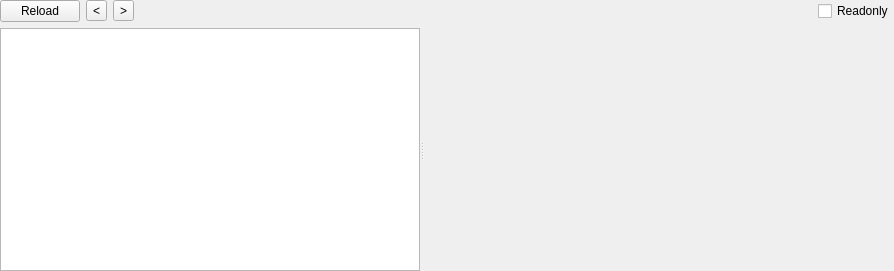
Before: the Qt Designer form DEX/dexwidget.ui in horsicq/FormatWidgets, drawn with Qt 5.
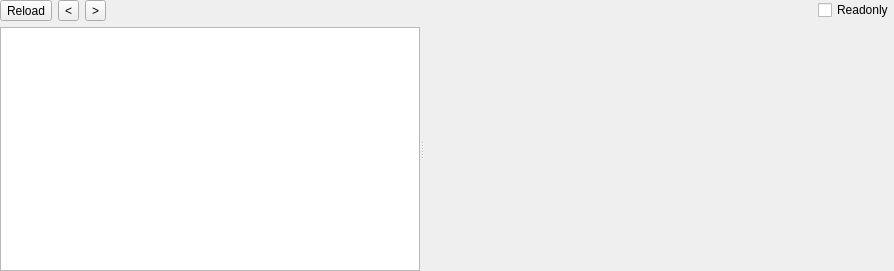
After: the same form once the commit is applied. Custom widgets are drawn as their Qt base class.

What changed in the file:
```diff
--- a/DEX/dexwidget.ui
+++ b/DEX/dexwidget.ui
@@ -32,7 +32,7 @@
       <enum>QLayout::SetDefaultConstraint</enum>
      </property>
      <item>
-      <widget class="QPushButton" name="pushButtonReload">
+      <widget class="QToolButton" name="toolButtonReload">
        <property name="text">
         <string>Reload</string>
        </property>
```
Left out of the diff: 2 changed lines with no effect on the pictures.
